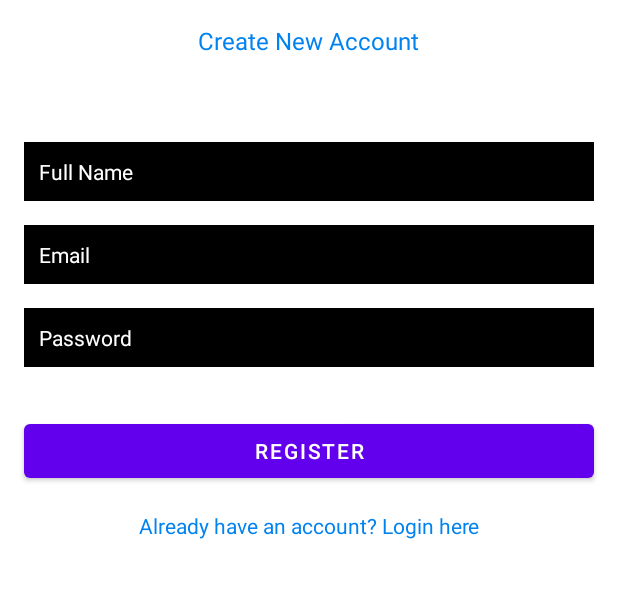
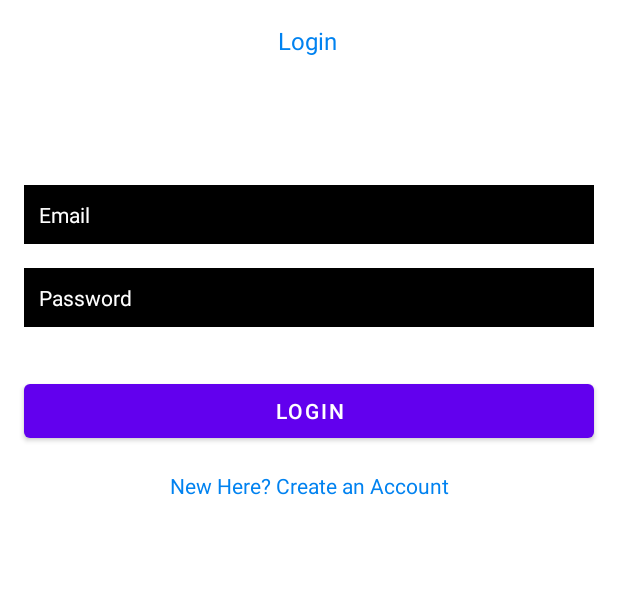
Before and after one commit to eeibmce/QuarterMaster, an Android app: the screen it shows after launch (Register before the commit, Login after it), on a phone screen of 412 x 824 dp, the part 320-918 px from its top. Run offline under Robolectric (Android 15) with nearby library versions, the phone set to English and light mode, and no system bars; our stand-ins replace Firebase (no records; nobody signed in at launch, a user with empty details on screens opened directly).

Commit message:
Load main page and check if logged in.

```diff
--- a/app/src/main/java/com/example/quartermaster/MainActivity.java
+++ b/app/src/main/java/com/example/quartermaster/MainActivity.java
@@ -2,10 +2,13 @@ package com.example.quartermaster;
 
 import androidx.appcompat.app.AppCompatActivity;
 
+import android.content.Intent;
 import android.os.Bundle;
 import android.widget.Button;
+import android.widget.Toast;
 
 import com.google.firebase.auth.FirebaseAuth;
+import com.google.firebase.auth.FirebaseUser;
 
 public class MainActivity extends AppCompatActivity {
     Button mLogOutBtn;
@@ -14,12 +17,20 @@ public class MainActivity extends AppCompatActivity {
     protected void onCreate(Bundle savedInstanceState) {
         super.onCreate(savedInstanceState);
         setContentView(R.layout.activity_main);
+
+        FirebaseUser user = FirebaseAuth.getInstance().getCurrentUser();
+        if (user != null) {
+            Toast.makeText(MainActivity.this, "You are logged in", Toast.LENGTH_SHORT).show();
+        } else {
+            Intent i = new Intent(getApplicationContext(), Login.class);
+            startActivity(i);
+        }
+
         mLogOutBtn = findViewById(R.id.LogoutBtn);
         mLogOutBtn.setOnClickListener(v -> {
             FirebaseAuth.getInstance().signOut();//logout
             finish();
         });
+
     }
-
-
 }
--- a/app/src/main/res/layout/activity_login.xml
+++ b/app/src/main/res/layout/activity_login.xml
@@ -59,7 +59,7 @@
         android:layout_width="209dp"
         android:layout_height="45dp"
         android:layout_marginTop="112dp"
-        android:text="@string/quartermaster"
+        android:text="@string/app_name"
         android:textColor="#0082F0"
         android:textSize="32sp"
         app:layout_constraintEnd_toEndOf="parent"
@@ -71,7 +71,7 @@
         android:layout_width="wrap_content"
         android:layout_height="wrap_content"
         android:layout_marginTop="16dp"
-        android:text="@string/login"
+        android:text="@string/login_button"
         android:textColor="#0082F0"
         android:textSize="16sp"
         app:layout_constraintEnd_toEndOf="parent"
@@ -86,7 +86,7 @@
         android:layout_marginStart="16dp"
         android:layout_marginTop="32dp"
         android:layout_marginEnd="16dp"
-        android:text="@string/login"
+        android:text="@string/login_button"
         app:layout_constraintEnd_toEndOf="parent"
         app:layout_constraintStart_toStartOf="parent"
         app:layout_constraintTop_toBottomOf="@+id/Password" />
--- a/app/src/main/res/layout/activity_main.xml
+++ b/app/src/main/res/layout/activity_main.xml
@@ -10,7 +10,7 @@
         android:id="@+id/LogoutBtn"
         android:layout_width="wrap_content"
         android:layout_height="wrap_content"
-        android:text="@string/logout"
+        android:text="@string/logout_button"
         app:layout_constraintBottom_toBottomOf="parent"
         app:layout_constraintEnd_toEndOf="parent"
         app:layout_constraintStart_toStartOf="parent"
--- a/app/src/main/res/layout/activity_register.xml
+++ b/app/src/main/res/layout/activity_register.xml
@@ -59,7 +59,7 @@
         android:layout_width="209dp"
         android:layout_height="45dp"
         android:layout_marginTop="112dp"
-        android:text="@string/quartermaster"
+        android:text="@string/app_name"
         android:textColor="#0082F0"
         android:textSize="32sp"
         app:layout_constraintEnd_toEndOf="parent"
@@ -109,7 +109,7 @@
         android:layout_marginStart="16dp"
         android:layout_marginTop="32dp"
         android:layout_marginEnd="16dp"
-        android:text="@string/register"
+        android:text="@string/register_button"
         app:layout_constraintEnd_toEndOf="parent"
         app:layout_constraintHorizontal_bias="0.0"
         app:layout_constraintStart_toStartOf="parent"
--- a/app/src/main/res/values/strings.xml
+++ b/app/src/main/res/values/strings.xml
@@ -1,23 +1,18 @@
 <resources>
     <string name="app_name">QuarterMaster</string>
-    <string name="prompt_email">Email</string>
-    <string name="prompt_password">Password</string>
     <string name="action_sign_in">Sign in or register</string>
     <string name="action_sign_in_short">Sign in</string>
     <string name="welcome">"Welcome !"</string>
     <string name="invalid_username">Not a valid username</string>
     <string name="invalid_password">Password must be >5 characters</string>
     <string name="login_failed">"Login failed"</string>
-    <string name="logout">LogOut</string>
+    <string name="logout_button">LogOut</string>
+    <string name="full_name">Full Name</string>
+    <string name="email">Email</string>
     <string name="password">Password</string>
-    <string name="quartermaster">QuarterMaster</string>
     <string name="create_new_account">Create New Account</string>
-    <string name="full_name">Full Name</string>
-    <string name="register">Register</string>
+    <string name="register_button">Register</string>
     <string name="already_have_an_account_login_here">Already have an account? Login here</string>
-    <string name="email">Email</string>
-    <string name="login_email">Login Email</string>
-    <string name="login_password">Login Password</string>
-    <string name="login">Login</string>
+    <string name="login_button">Login</string>
     <string name="new_here_create_an_account">New Here? Create an Account</string>
 </resources>
```
Also changed, not shown: app/src/main/AndroidManifest.xml (+5 -5 lines).
